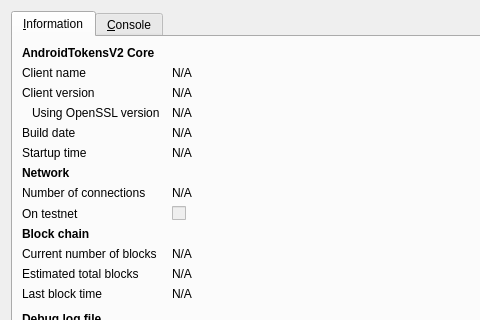
This is src/qt/forms/rpcconsole.ui in CryptoRepairCrew/Android-Token-V2 as Qt 5 draws it before an edit; both pictures show x 0 to 480 and y 0 to 320 of the 740 by 450 pixel window. The edited form follows.
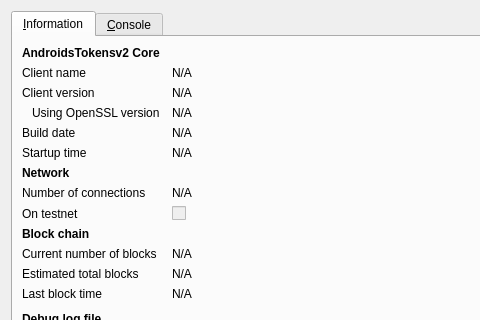
This is the edited form. Icons and pictures are not drawn.

Commit message: AndroidTokensV2 -> AndroidsTokensV2

Patch:
```diff
--- a/src/qt/forms/rpcconsole.ui
+++ b/src/qt/forms/rpcconsole.ui
@@ -36,7 +36,7 @@
           </font>
          </property>
          <property name="text">
-          <string>AndroidTokensV2 Core</string>
+          <string>AndroidsTokensv2 Core</string>
          </property>
         </widget>
        </item>
```
Left out of the diff: 6 changed lines with no effect on the pictures. The commit also changes 49 other files.
